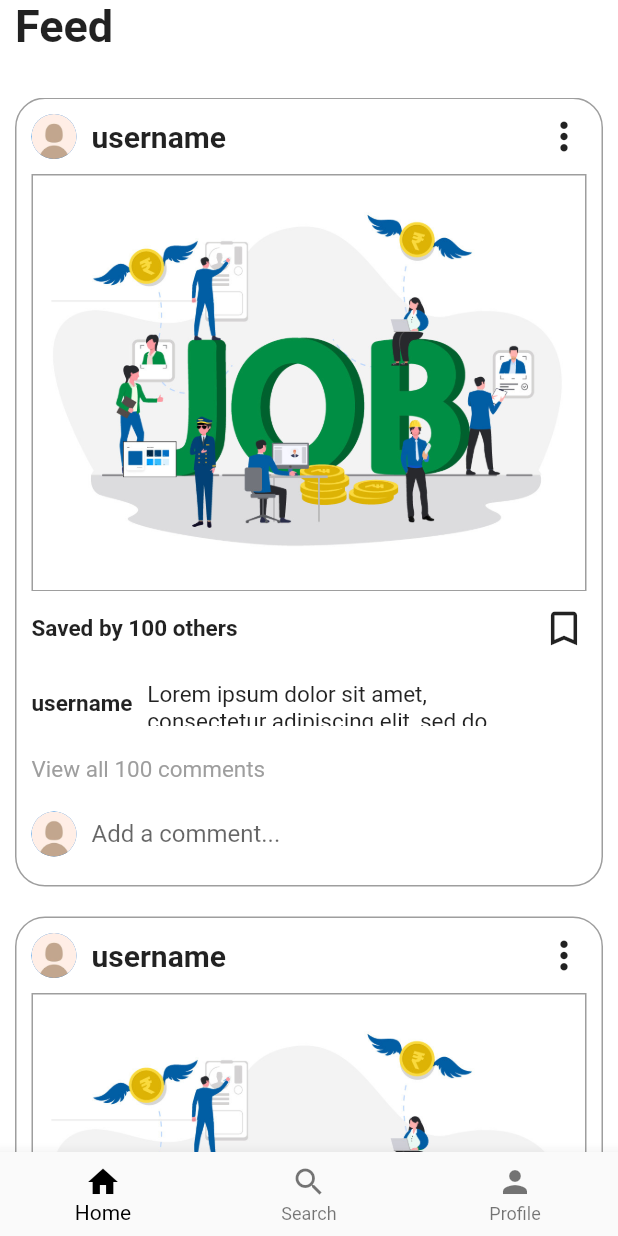
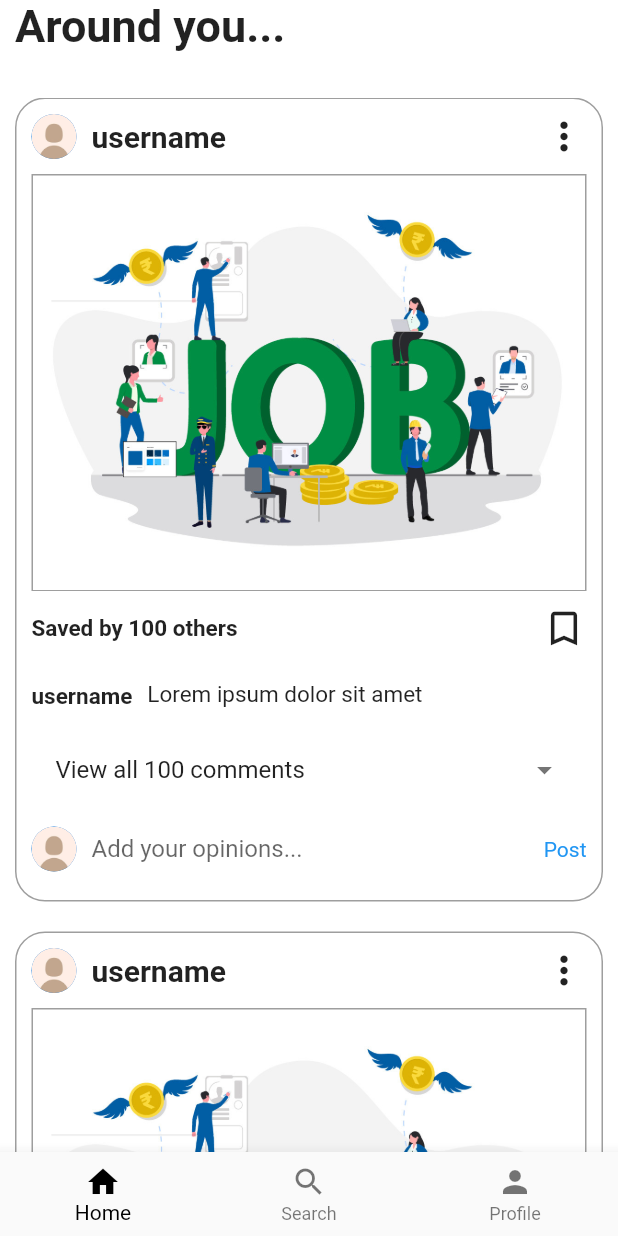
Before and after one commit to MasterKavi-24/gdsc_soln_23, a Flutter app: the Home screen opened directly, on a phone screen of 412 x 824 dp. Run offline on Flutter 3.47's test engine with Material 2 defaults, Android fonts, the phone set to English and light mode, and no system bars; drawn by our look-alikes of liquid_pull_to_refresh; our stand-ins replace introduction_screen, shared_preferences; accounts and stored records are empty.

Commit message:
Commit after final demo video

```diff
--- a/lib/main.dart
+++ b/lib/main.dart
@@ -6,7 +6,6 @@ import 'package:gdsc_soln_23/services/shared_prefs.dart';
 
 
 void main() {
-
   WidgetsFlutterBinding.ensureInitialized();
   runApp(MyApp());
 }
--- a/lib/screens/feed.dart
+++ b/lib/screens/feed.dart
@@ -20,7 +20,7 @@ class _FeedState extends State<Feed> {
             mainAxisAlignment: MainAxisAlignment.spaceBetween,
             children: [
               Text(
-                'Feed',
+                'Around you...',
                 style: TextStyle(
                   fontSize: 30,
                   fontWeight: FontWeight.bold,
--- a/lib/screens/intro.dart
+++ b/lib/screens/intro.dart
@@ -38,6 +38,7 @@ class _IntroState extends State<Intro> {
                 child: Icon(Icons.waving_hand, size: 50.0),
               ),
               decoration: const PageDecoration(
+                pageColor: Colors.green,
                 bodyTextStyle: TextStyle(
                   fontSize: 20,
                   fontStyle: FontStyle.italic,
--- a/lib/widgets/feedCard.dart
+++ b/lib/widgets/feedCard.dart
@@ -23,6 +23,7 @@ class _FeedCardState extends State<FeedCard> {
   late String postDescription;
   late int postLikes;
   late int postComments;
+  bool _customIcon = false;
 
   @override
   Widget build(BuildContext context) {
@@ -138,10 +139,11 @@ class _FeedCardState extends State<FeedCard> {
               // keep the text within a container of fixed width
               // so that it doesn't overflow
               Container(
-                height: 30,
+                height: 20,
                 width: MediaQuery.of(context).size.width * 0.6,
                 child: Text(
-                  'Lorem ipsum dolor sit amet, consectetur adipiscing elit, sed do eiusmod tempor incididunt ut labore et dolore magna aliqua. Ut enim ad minim veniam, quis nostrud exercitation ullamco laboris nisi ut aliquip ex ea commodo consequat.',
+                  'Lorem ipsum dolor sit amet',
+                  // consectetur adipiscing elit, sed do eiusmod tempor incididunt ut labore et dolore magna aliqua. Ut enim ad minim veniam, quis nostrud exercitation ullamco laboris nisi ut aliquip ex ea commodo consequat.,
                   style: TextStyle(
                     fontSize: 15,
                   ),
@@ -150,22 +152,31 @@ class _FeedCardState extends State<FeedCard> {
             ],
           ),
           SizedBox(
-            height: 20,
+            height: 10,
           ),
           // align the text to the left
           Align(
             alignment: Alignment.centerLeft,
-            child: Text(
-              'View all 100 comments',
-              style: TextStyle(
-                fontSize: 15,
-                color: Colors.grey,
+            child: ExpansionTile(
+              title: Text("View all 100 comments"),
+              trailing: Icon(
+                _customIcon ? Icons.arrow_drop_down_circle : Icons.arrow_drop_down,
+              ),
+              onExpansionChanged: (bool expanded) {
+                setState(() => _customIcon = expanded);
+              },
+              children: [
+                ListView.builder(
+                  itemBuilder: (context, index) => ListTile(
+                    title: Text("Comment"),
+                  ),
+                  itemCount: 100,
+                ),]
               ),
             ),
-          ),
-          SizedBox(
-            height: 10,
-          ),
+          // SizedBox(
+          //   height: 10,
+          // ),
           Row(
             children: [
               CircleAvatar(
@@ -178,13 +189,23 @@ class _FeedCardState extends State<FeedCard> {
                 width: 10,
               ),
               Expanded(
-                child: TextField(
-                  decoration: InputDecoration(
-                    hintText: 'Add a comment...',
-                    border: InputBorder.none,
+                child:
+                    TextField(
+                    decoration: InputDecoration(
+                      hintText: 'Add your opinions...',
+                      border: InputBorder.none,
+                    ),
+                  ),
+              ),
+              GestureDetector(
+                onTap: () {},
+                child: Text(
+                  'Post',
+                  style: TextStyle(
+                    color: Colors.blue,
                   ),
                 ),
-              ),
+              )
             ],
           ),
         ],
```
Also changed, not shown: lib/screens/search.dart (+36 -23 lines).
